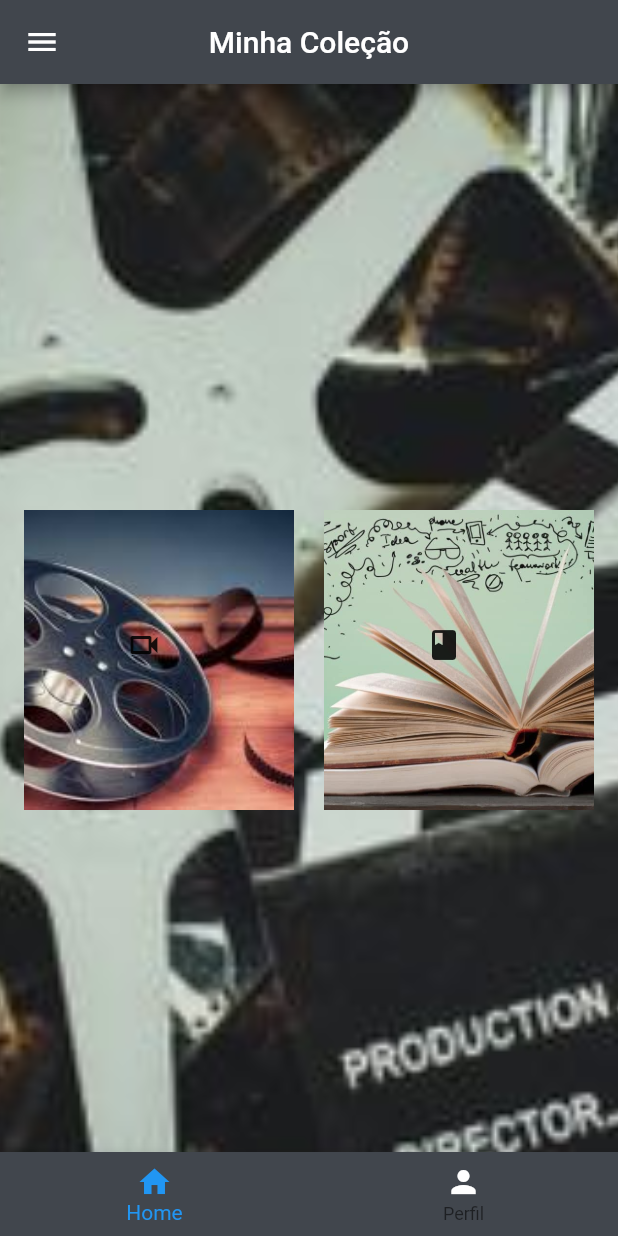
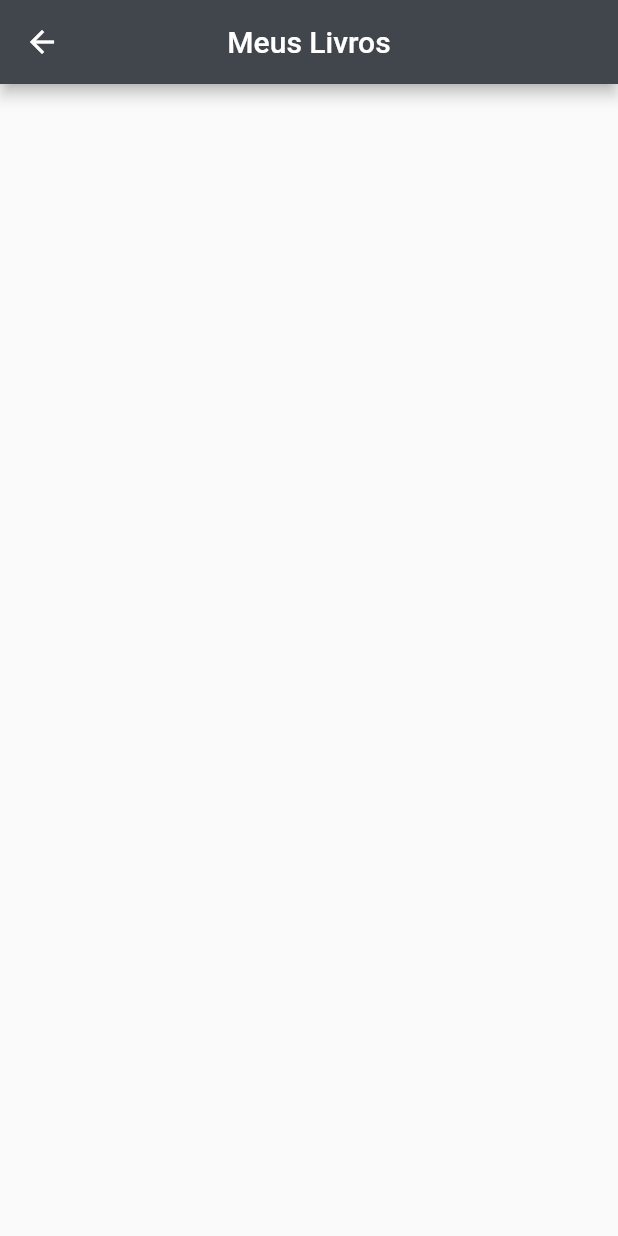
Before and after one commit to Julio-JC/app_colecao_pessoal, a Flutter app: the screen it shows after launch, after a tap on the "book" icon, on a phone screen of 412 x 824 dp. Run offline on Flutter 3.47's test engine with Material 2 defaults, Android fonts, the light colour scheme and no system bars.

Commit message:
Dado funcionalidade para buttonHomePage com o Navigator para acessar a pagina solicitada.

```diff
--- a/app_colecao_pessoal/lib/button_home_page.dart
+++ b/app_colecao_pessoal/lib/button_home_page.dart
@@ -13,18 +13,34 @@ class ButtonHomePage extends StatelessWidget {
   @override
   Widget build(BuildContext context) {
     return Stack(
+      alignment: AlignmentDirectional.center,
       children: [
         Container(
-          margin: EdgeInsets.all(10),
+          margin: const EdgeInsets.all(10),
           height: 200,
           width: 180,
           decoration: BoxDecoration(
-            image: DecorationImage(image: AssetImage(image), fit: BoxFit.cover),
+            borderRadius: BorderRadius.circular(16),
+            image: DecorationImage(
+              image: AssetImage(image),
+              fit: BoxFit.cover,
+            ),
           ),
         ),
         Container(
           height: 200,
           width: 180,
+          decoration: BoxDecoration(
+            borderRadius: BorderRadius.circular(16),
+            color: Color.fromARGB(129, 144, 202, 249),
+          ),
+        ),
+        Container(
+          height: 200,
+          width: 180,
+          decoration: BoxDecoration(
+            borderRadius: BorderRadius.circular(16),
+          ),
           child: icon,
         ),
       ],
--- /dev/null
+++ b/app_colecao_pessoal/lib/page/my_books_list.dart
@@ -0,0 +1,15 @@
+import 'package:flutter/material.dart';
+
+class MyBooksList extends StatelessWidget {
+  const MyBooksList({super.key});
+
+  @override
+  Widget build(BuildContext context) {
+    return Scaffold(
+      appBar: AppBar(
+        centerTitle: true,
+        title: const Text('Meus Livros'),
+      ),
+    );
+  }
+}
--- a/app_colecao_pessoal/lib/page/my_home_page.dart
+++ b/app_colecao_pessoal/lib/page/my_home_page.dart
@@ -1,4 +1,6 @@
 import 'package:app_colecao_pessoal/button_home_page.dart';
+import 'package:app_colecao_pessoal/page/my_books_list.dart';
+import 'package:app_colecao_pessoal/page/my_moves_list.dart';
 import 'package:flutter/material.dart';
 
 class MyHomePage extends StatelessWidget {
@@ -11,7 +13,41 @@ class MyHomePage extends StatelessWidget {
         centerTitle: true,
         title: const Text('Minha Coleção'),
       ),
-      drawer: Drawer(child: Column()),
+      drawer: Drawer(
+          child: Padding(
+        padding: const EdgeInsets.all(20),
+        child: Column(
+          crossAxisAlignment: CrossAxisAlignment.start,
+          children: [
+            Row(
+              children: [
+                IconButton(
+                  onPressed: () {
+                    print('Catalogo de Filmes');
+                  },
+                  icon: const Icon(
+                    Icons.local_movies,
+                  ),
+                ),
+                const Text('Filmes'),
+              ],
+            ),
+            Row(
+              children: [
+                IconButton(
+                  onPressed: () {
+                    print('Catalogo de Livros');
+                  },
+                  icon: const Icon(
+                    Icons.book,
+                  ),
+                ),
+                const Text('Lovros'),
+              ],
+            )
+          ],
+        ),
+      )),
       bottomNavigationBar: BottomNavigationBar(
         items: const <BottomNavigationBarItem>[
           BottomNavigationBarItem(
@@ -38,18 +74,40 @@ class MyHomePage extends StatelessWidget {
             children: [
               ButtonHomePage(
                 icon: IconButton(
-                  onPressed: () {},
+                  onPressed: () {
+                    Navigator.push(
+                      context,
+                      MaterialPageRoute(
+                        builder: (context) {
+                          return const MyMovesList();
+                        },
+                      ),
+                    );
+                    print('Catalogo de filmes');
+                  },
                   icon: const Icon(
-                    Icons.videocam_outlined,
+                    Icons.local_movies,
+                    size: 100,
                   ),
                 ),
                 image: 'assets/image/filme_botão2.jpg',
               ),
               ButtonHomePage(
                 icon: IconButton(
-                  onPressed: () {},
+                  onPressed: () {
+                    Navigator.push(
+                      context,
+                      MaterialPageRoute(
+                        builder: (context) {
+                          return const MyBooksList();
+                        },
+                      ),
+                    );
+                    print('Catalogo de livro');
+                  },
                   icon: const Icon(
                     Icons.book,
+                    size: 100,
                   ),
                 ),
                 image: 'assets/image/livro_botao.jpg',
```
Also changed, not shown: app_colecao_pessoal/lib/page/my_moves_list.dart (added, +15 -0 lines), app_colecao_pessoal/lib/profile/models/item.dart (added, +19 -0 lines), app_colecao_pessoal/lib/widget/list_item.dart (added, +11 -0 lines).
